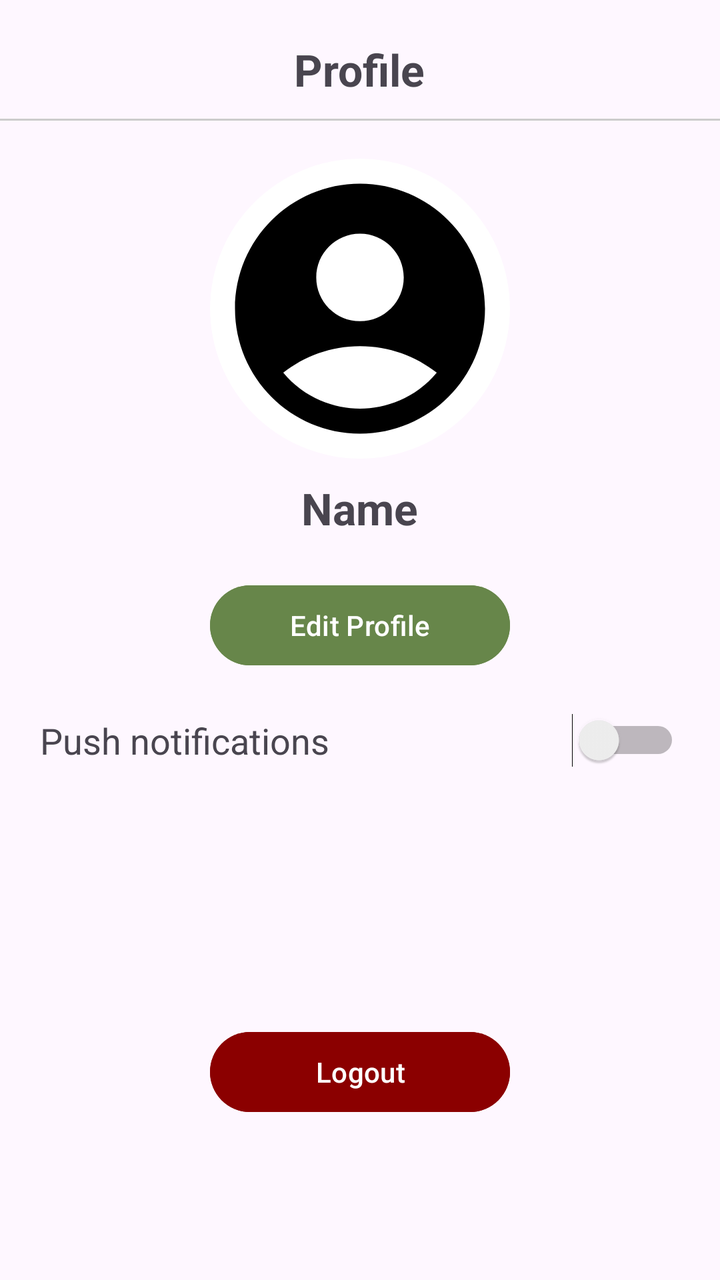
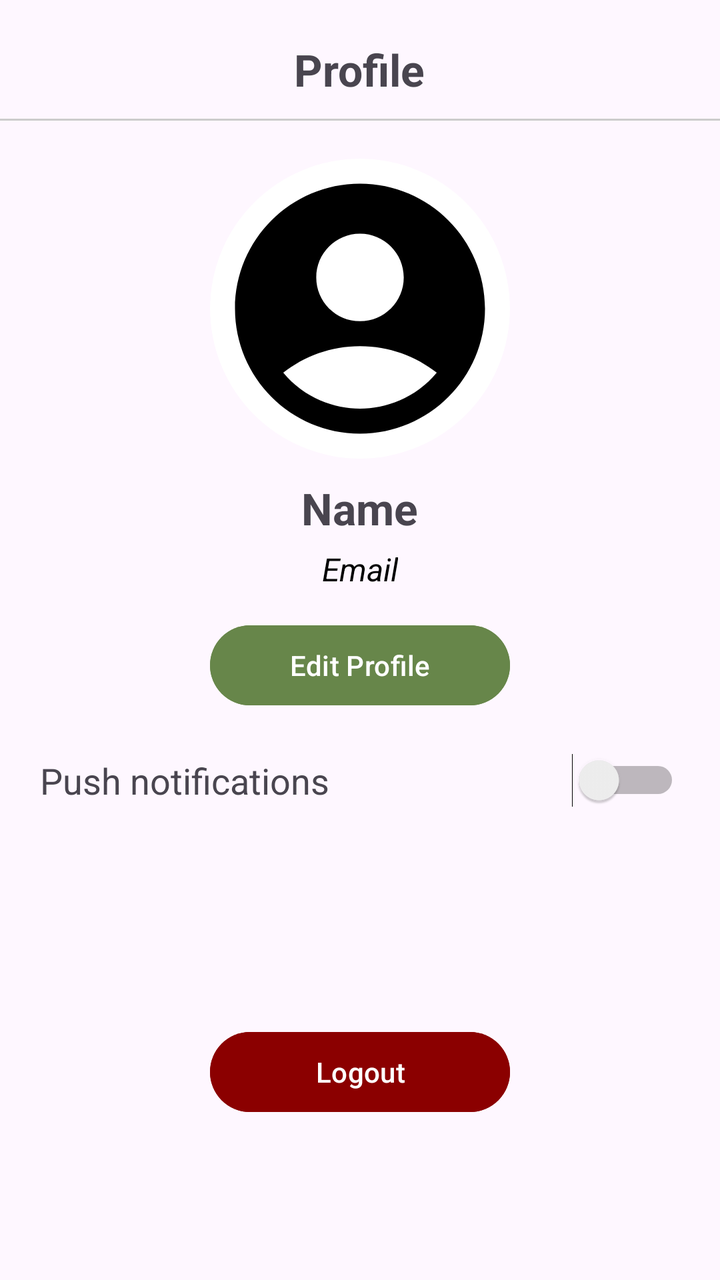

Two renders of the same Android screen: before a commit and after it. Below are the layout's source before the change and the commit's diff.
<!-- AndroidManifest.xml: application theme Base.Theme.Tanaman -->
<!-- res/layout/fragment_profile.xml -->
<?xml version="1.0" encoding="utf-8"?>
<FrameLayout xmlns:android="http://schemas.android.com/apk/res/android"
    xmlns:tools="http://schemas.android.com/tools"
    android:layout_width="match_parent"
    android:layout_height="match_parent"
    tools:context=".Profile">

    <RelativeLayout
        android:layout_width="match_parent"
        android:layout_height="match_parent"
        android:orientation="vertical">

        
        <TextView
            android:id="@+id/profile_title"
            android:layout_width="wrap_content"
            android:layout_height="wrap_content"
            android:layout_alignParentTop="true"
            android:layout_centerHorizontal="true"
            android:layout_marginTop="20dp"
            android:text="Profile"
            android:textSize="22sp"
            android:textStyle="bold" />

        
        <View
            android:layout_width="match_parent"
            android:layout_height="1dp"
            android:layout_below="@id/profile_title"
            android:layout_marginTop="10dp"
            android:background="#CCCCCC" />

        
        <ImageView
            android:id="@+id/profile_image"
            android:layout_width="150dp"
            android:layout_height="150dp"
            android:layout_below="@id/profile_title"
            android:layout_centerHorizontal="true"
            android:layout_marginTop="30dp"
            android:src="@drawable/baseline_account_circle_24"
            android:clipToOutline="true"
            android:scaleType="centerCrop"
            android:background="@drawable/circular_background"
            android:contentDescription="@string/profile_image" />

        
        <TextView
            android:id="@+id/user_name"
            android:layout_width="wrap_content"
            android:layout_height="wrap_content"
            android:layout_below="@id/profile_image"
            android:layout_centerHorizontal="true"
            android:layout_marginTop="10dp"
            android:text="Name"
            android:textAlignment="center"
            android:textSize="22sp"
            android:textStyle="bold" />


        
        <Button
            android:id="@+id/edit_profile_button"
            android:layout_width="150dp"
            android:layout_height="wrap_content"
            android:layout_below="@id/user_name"
            android:layout_centerHorizontal="true"
            android:layout_marginTop="20dp"
            android:backgroundTint="@color/dark_primary"
            android:text="@string/edit_profile" />

        
        <LinearLayout
            android:id="@+id/push_notifications_section"
            android:layout_width="match_parent"
            android:layout_height="wrap_content"
            android:layout_below="@id/edit_profile_button"
            android:layout_marginTop="20dp"
            android:layout_marginStart="20dp"
            android:layout_marginEnd="20dp"
            android:orientation="horizontal"
            android:gravity="center_vertical">

            
            <TextView
                android:id="@+id/push_notifications_label"
                android:layout_width="0dp"
                android:layout_height="wrap_content"
                android:layout_weight="1"
                android:text="Push notifications"
                android:textSize="18sp" />

            
            <Switch
                android:id="@+id/push_notifications_switch"
                android:layout_width="wrap_content"
                android:layout_height="wrap_content" />
        </LinearLayout>

        
        <Button
            android:id="@+id/logout"
            android:layout_width="150dp"
            android:layout_height="wrap_content"
            android:layout_alignParentBottom="true"
            android:layout_centerHorizontal="true"
            android:layout_marginBottom="80dp"
            android:backgroundTint="@color/dark_red"
            android:text="@string/logout" />
    </RelativeLayout>
</FrameLayout>
<!-- resources referenced by this layout -->
<resources>
  <color name="dark_primary">#67864A</color>
  <color name="dark_red">#8B0000</color>
  <!-- drawable baseline_account_circle_24 (drawable) -->
  <vector xmlns:android="http://schemas.android.com/apk/res/android" android:height="24dp" android:tint="#000000" android:viewportHeight="24" android:viewportWidth="24" android:width="24dp">
        
      <path android:fillColor="@android:color/white" android:pathData="M12,2C6.48,2 2,6.48 2,12s4.48,10 10,10s10,-4.48 10,-10S17.52,2 12,2zM12,6c1.93,0 3.5,1.57 3.5,3.5S13.93,13 12,13s-3.5,-1.57 -3.5,-3.5S10.07,6 12,6zM12,20c-2.03,0 -4.43,-0.82 -6.14,-2.88C7.55,15.8 9.68,15 12,15s4.45,0.8 6.14,2.12C16.43,19.18 14.03,20 12,20z"/>
      
  </vector>
  <!-- drawable circular_background (drawable) -->
  <shape xmlns:android="http://schemas.android.com/apk/res/android">
      <solid android:color="@android:color/white" /> 
      <corners android:radius="75dp" /> 
  </shape>
  <string name="edit_profile">Edit Profile</string>
  <string name="logout">Logout</string>
  <string name="profile_image">Profile Image</string>
  <style name="Base.Theme.Tanaman" parent="Theme.Material3.DayNight.NoActionBar">
          
          
          <item name="android:statusBarColor">@color/dark_primary</item>
          <item name="android:navigationBarColor">@color/dark_primary</item>
      </style>
</resources>

<!-- the commit's change to res/layout/fragment_profile.xml (unified diff, before → after) -->
@@ -57,6 +57,19 @@
             android:textSize="22sp"
             android:textStyle="bold" />
 
+        
+        <TextView
+            android:id="@+id/user_email"
+            android:layout_width="wrap_content"
+            android:layout_height="wrap_content"
+            android:layout_below="@id/user_name"
+            android:layout_centerHorizontal="true"
+            android:layout_marginTop="5dp"
+            android:text="Email"
+            android:textSize="16sp"
+            android:textColor="@android:color/black"
+            android:textStyle="italic" />
+
 
         
         <Button
@@ -65,7 +78,7 @@
             android:layout_height="wrap_content"
             android:layout_below="@id/user_name"
             android:layout_centerHorizontal="true"
-            android:layout_marginTop="20dp"
+            android:layout_marginTop="40dp"
             android:backgroundTint="@color/dark_primary"
             android:text="@string/edit_profile" />
 
